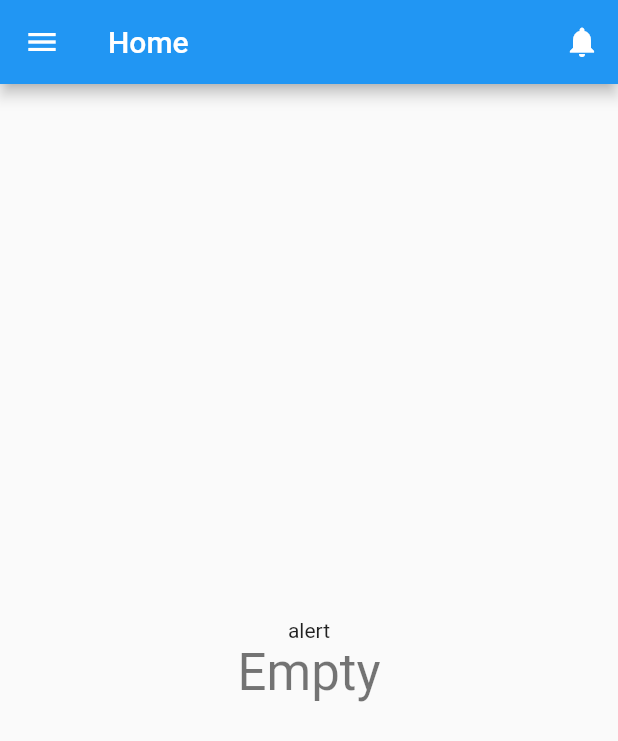
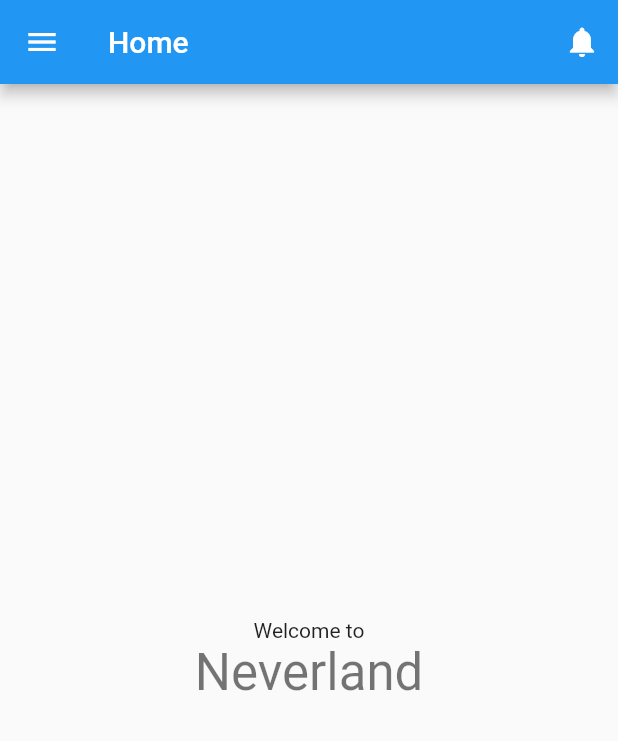
Before and after one commit to WSAyan/flutter_basic, a Flutter app: the HomeScreen screen opened by its route, on a phone screen of 412 x 824 dp. Shown: the top 741 px of the screen. Run offline on Flutter 3.47's test engine with Material 2 defaults, Android fonts, the phone set to English and light mode, and no system bars; our stand-ins replace firebase_messaging, flutter_local_notifications, fluttertoast, image_picker, scrollable_positioned_list, shared_preferences; accounts and stored records are empty.

Commit message:
show push notification

```diff
--- a/lib/screens/home/home.dart
+++ b/lib/screens/home/home.dart
@@ -1,6 +1,6 @@
-import 'package:firebase_messaging/firebase_messaging.dart';
 import 'package:flutter/cupertino.dart';
 import 'package:flutter/material.dart';
+import 'package:flutter_basic/background/push_notification.dart';
 import 'package:flutter_basic/screens/home/drawer.dart';
 import 'package:flutter_basic/utils/constants.dart';
 
@@ -12,31 +12,14 @@ class HomeScreen extends StatefulWidget {
 }
 
 class HomeState extends State<HomeScreen> {
-  String messageTitle = "Empty";
-  String notificationAlert = "alert";
-
-  FirebaseMessaging firebaseMessaging = FirebaseMessaging();
+  FCMHelper fcmHelper;
 
   @override
   void initState() {
     super.initState();
 
-    firebaseMessaging.configure(
-      onMessage: (message) async {
-        setState(() {
-          messageTitle = message["notification"]["title"];
-          notificationAlert = "New Notification Alert";
-        });
-      },
-      onResume: (message) async {
-        setState(() {
-          messageTitle = message["data"]["title"];
-          notificationAlert = "Application opened from Notification";
-        });
-      },
-    );
-
-    firebaseMessaging.requestNotificationPermissions();
+    fcmHelper = new FCMHelper(context);
+    fcmHelper.handlePushNotification();
   }
 
   @override
@@ -59,10 +42,10 @@ class HomeState extends State<HomeScreen> {
           mainAxisAlignment: MainAxisAlignment.center,
           children: <Widget>[
             Text(
-              notificationAlert,
+              "Welcome to",
             ),
             Text(
-              messageTitle,
+              "Neverland",
               style: Theme.of(context).textTheme.headline4,
             ),
           ],
--- a/pubspec.yaml
+++ b/pubspec.yaml
@@ -29,6 +29,7 @@ dependencies:
   scrollable_positioned_list: ^0.1.9
   image_picker: ^0.6.7+22
   firebase_messaging: ^7.0.3
+  flutter_local_notifications: ^1.4.4+2
 
 
   # The following adds the Cupertino Icons font to your application.
```
Also changed, not shown: lib/background/push_notification.dart (added, +91 -0 lines), pubspec.lock.
